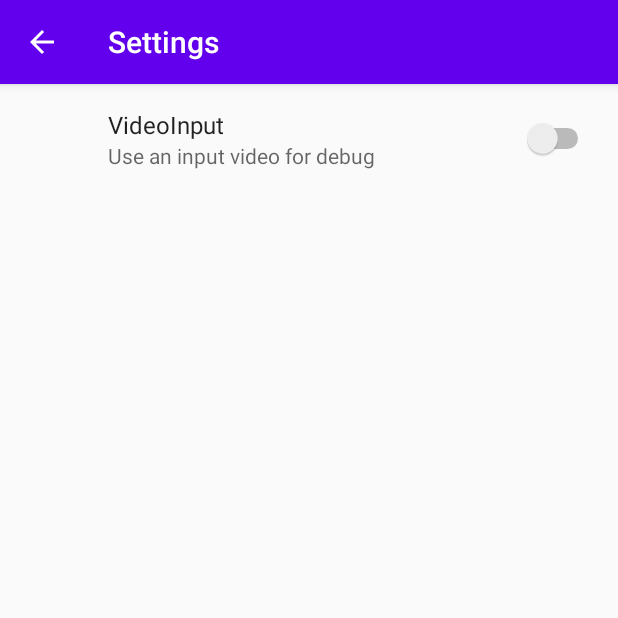
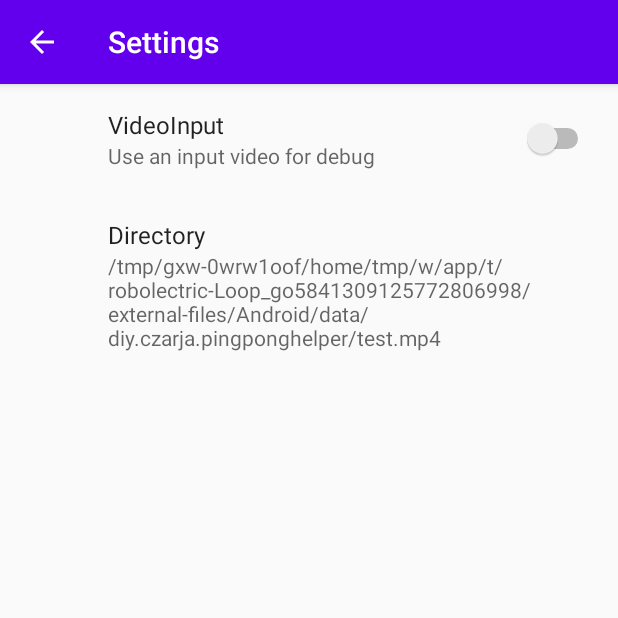
Before and after one commit to ZaoHan415/PingPongHelper, an Android app: the screen it shows after launch (SettingsActivity), in the options menu, after a tap on "Settings", on a phone screen of 412 x 824 dp, the top half of it. Run offline under Robolectric (Android 15) with nearby library versions, the phone set to English and light mode, and no system bars; our stand-ins replace androidx.preference; libraries missing offline, so code that uses them is left out: org.bytedeco.ffmpeg, org.bytedeco.javacv, org.bytedeco.opencv.

Commit message:
处理视频文件和摄像头用的统一接口写好了

```diff
--- a/app/src/main/java/diy/czarja/pingponghelper/CameraFragment.java
+++ /dev/null
@@ -1,75 +0,0 @@
-package diy.czarja.pingponghelper;
-
-import android.os.Bundle;
-import android.util.Log;
-import android.view.LayoutInflater;
-import android.view.View;
-import android.view.ViewGroup;
-
-import androidx.annotation.NonNull;
-import androidx.fragment.app.Fragment;
-
-import org.bytedeco.opencv.opencv_core.Mat;
-
-public class CameraFragment extends Fragment implements CvCameraPreview.CvCameraViewListener {
-    private CvCameraPreview cameraView;
-    @Override
-    public View onCreateView(
-            LayoutInflater inflater, ViewGroup container,
-            Bundle savedInstanceState
-    ) {
-        // Inflate the layout for this fragment
-        return inflater.inflate(R.layout.fragment_camera, container, false);
-    }
-
-    public void onViewCreated(@NonNull View view, Bundle savedInstanceState) {
-        cameraView = (CvCameraPreview) view.findViewById(R.id.camera_view);
-        cameraView.setCvCameraViewListener(this);
-        super.onViewCreated(view, savedInstanceState);
-        //Log.d("mView", String.valueOf(cameraView.getMeasuredHeight()) + String.valueOf(cameraView.getMeasuredHeight()));
-        ;
-//        view.findViewById(R.id.button_first).setOnClickListener(new View.OnClickListener() {
-//            @Override
-//            public void onClick(View view) {
-//                NavHostFragment.findNavController(CameraFragment.this)
-//                        .navigate(R.id.action_FirstFragment_to_SecondFragment);
-//            }
-//        });
-    }
-
-    @Override
-    public void onCameraViewStarted(int width, int height) {
-//        absoluteFaceSize = (int) (width * 0.32f);
-        Log.d("CameraView", String.valueOf(width) + String.valueOf(height));
-    }
-
-    @Override
-    public void onCameraViewStopped() {
-
-    }
-
-    @Override
-    public Mat onCameraFrame(Mat rgbaMat) {
-        //Log.d("CameraView", String.valueOf(rgbaMat.rows()) + String.valueOf(rgbaMat.cols()));
-//        if (faceDetector != null) {
-//            Mat grayMat = new Mat(rgbaMat.rows(), rgbaMat.cols());
-//
-//            cvtColor(rgbaMat, grayMat, CV_BGR2GRAY);
-//
-//            RectVector faces = new RectVector();
-//            faceDetector.detectMultiScale(grayMat, faces, 1.25f, 3, 1,
-//                    new Size(absoluteFaceSize, absoluteFaceSize),
-//                    new Size(4 * absoluteFaceSize, 4 * absoluteFaceSize));
-//            if (faces.size() == 1) {
-//                int x = faces.get(0).x();
-//                int y = faces.get(0).y();
-//                int w = faces.get(0).width();
-//                int h = faces.get(0).height();
-//                rectangle(rgbaMat, new Point(x, y), new Point(x + w, y + h), opencv_core.Scalar.GREEN, 2, LINE_8, 0);
-//            }
-//
-//            grayMat.release();
-//        }
-        return rgbaMat;
-    }
-}
--- a/app/src/main/java/diy/czarja/pingponghelper/SettingsFragment.java
+++ b/app/src/main/java/diy/czarja/pingponghelper/SettingsFragment.java
@@ -2,13 +2,27 @@ package diy.czarja.pingponghelper;
 
 import android.os.Bundle;
 
-import androidx.appcompat.app.AppCompatActivity;
+import androidx.preference.EditTextPreference;
+import androidx.preference.Preference;
 import androidx.preference.PreferenceFragmentCompat;
 
 public class SettingsFragment extends PreferenceFragmentCompat {
-@Override
-public void onCreatePreferences(Bundle savedInstanceState, String rootKey) {
+    @Override
+    public void onCreatePreferences(Bundle savedInstanceState, String rootKey) {
         // Load the preferences from an XML resource
         setPreferencesFromResource(R.xml.pingpong_preference, rootKey);
+        EditTextPreference etp = findPreference("dir_text");
+        String dir = this.getActivity().getExternalFilesDir(null).toString() + "/test.mp4";
+        etp.setDefaultValue(dir);
+        etp.setOnPreferenceChangeListener(new Preference.OnPreferenceChangeListener() {
+            @Override
+            public boolean onPreferenceChange(Preference preference, Object newValue) {
+                EditTextPreference etp = (EditTextPreference) preference;
+                etp.setSummary(etp.getText());
+                return true;
+            }
+        });
+        etp.setText(dir);
+        etp.setSummary(dir);
     }
 }
--- /dev/null
+++ b/app/src/main/java/diy/czarja/pingponghelper/displayFragment.java
@@ -0,0 +1,62 @@
+package diy.czarja.pingponghelper;
+
+import android.content.SharedPreferences;
+import android.os.Bundle;
+import android.util.Log;
+import android.view.LayoutInflater;
+import android.view.View;
+import android.view.ViewGroup;
+
+import androidx.annotation.NonNull;
+import androidx.fragment.app.Fragment;
+import androidx.preference.PreferenceManager;
+
+import org.bytedeco.opencv.opencv_core.Mat;
+
+public class displayFragment extends Fragment implements CvCameraPreview.CvCameraViewListener, VideoPreview.VideoViewListener {
+    private CvCameraPreview cameraView;
+    private VideoPreview videoView;
+    private boolean isVideoInput = false;
+    @Override
+    public View onCreateView(
+            LayoutInflater inflater, ViewGroup container,
+            Bundle savedInstanceState
+    ) {
+        // Inflate the layout for this fragment
+        SharedPreferences sharedPreferences = PreferenceManager.getDefaultSharedPreferences(this.getContext());
+        isVideoInput = sharedPreferences.getBoolean("video_switch", false);
+        if (isVideoInput) {
+            return inflater.inflate(R.layout.fragment_video, container, false);
+        } else{
+            return inflater.inflate(R.layout.fragment_camera, container, false);
+        }
+    }
+
+    public void onViewCreated(@NonNull View view, Bundle savedInstanceState) {
+        if(isVideoInput) {
+            videoView = (VideoPreview) view.findViewById(R.id.video_view);
+            videoView.setVideoViewListener(this);
+        } else {
+            cameraView = (CvCameraPreview) view.findViewById(R.id.camera_view);
+            cameraView.setCvCameraViewListener(this);
+        }
+        super.onViewCreated(view, savedInstanceState);
+    }
+
+    @Override
+    public void onCameraViewStarted(int width, int height) {
+//        absoluteFaceSize = (int) (width * 0.32f);
+        //Log.d("CameraView", String.valueOf(width) + String.valueOf(height));
+    }
+
+    @Override
+    public void onCameraViewStopped() {
+
+    }
+
+    @Override
+    public Mat onCameraFrame(Mat rgbaMat) {
+//      在这里对图像进行处理
+        return rgbaMat;
+    }
+}
--- a/app/src/main/res/layout/fragment_camera.xml
+++ b/app/src/main/res/layout/fragment_camera.xml
@@ -4,7 +4,7 @@
     xmlns:tools="http://schemas.android.com/tools"
     android:layout_width="match_parent"
     android:layout_height="match_parent"
-    tools:context=".CameraFragment">
+    tools:context=".displayFragment">
 
     <diy.czarja.pingponghelper.CvCameraPreview
         android:id="@+id/camera_view"
--- a/app/src/main/res/layout/fragment_video.xml
+++ b/app/src/main/res/layout/fragment_video.xml
@@ -4,7 +4,7 @@
     xmlns:tools="http://schemas.android.com/tools"
     android:layout_width="match_parent"
     android:layout_height="match_parent"
-    tools:context=".VideoPreview">
+    tools:context=".displayFragment">
 
     <diy.czarja.pingponghelper.VideoPreview
         android:id="@+id/video_view"
--- a/app/src/main/res/xml/pingpong_preference.xml
+++ b/app/src/main/res/xml/pingpong_preference.xml
@@ -7,4 +7,9 @@
         android:key="video_switch"
         android:summary="Use an input video for debug"
         android:title="VideoInput" />
+    <androidx.preference.EditTextPreference
+        android:defaultValue="/123"
+        android:key="dir_text"
+        android:summary="hahah"
+        android:title="Directory"/>
 </androidx.preference.PreferenceScreen>
```
Also changed, not shown: app/src/main/java/diy/czarja/pingponghelper/VideoPreview.java (+149 -36 lines), app/src/main/res/layout/activity_main.xml (+7 -1 lines), app/src/main/res/layout/content_main.xml (deleted, +0 -18 lines), app/src/main/res/navigation/nav_graph.xml (deleted, +0 -20 lines).
